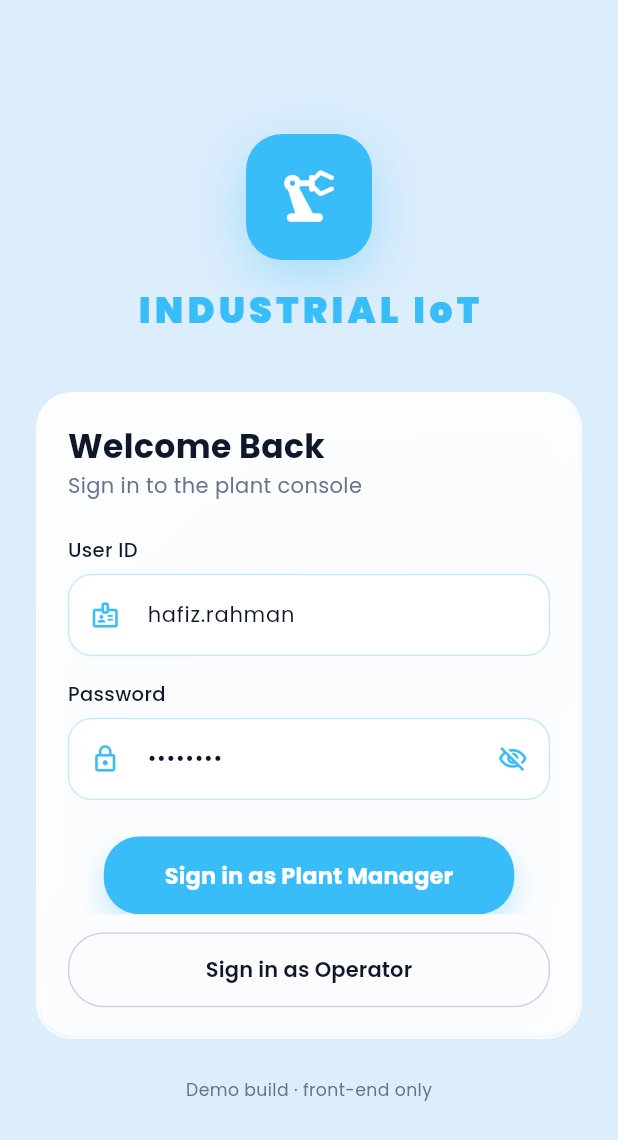
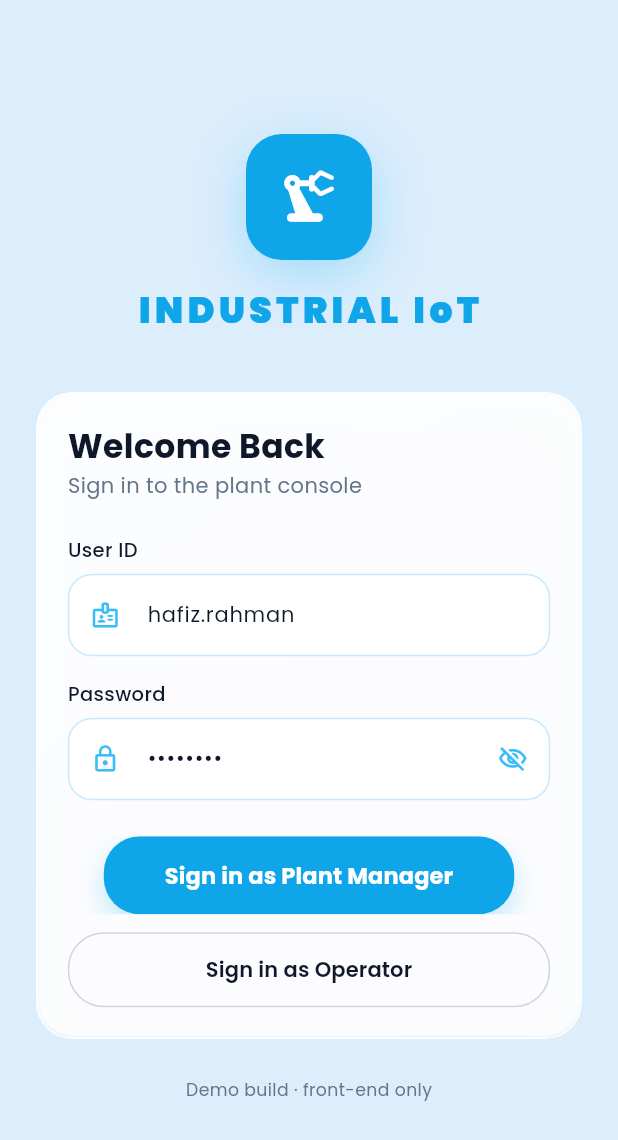
Before and after one commit to kautsarbaiq/Industrial-IoT-app, a Flutter app: the screen it shows after launch, on a phone screen of 412 x 824 dp. Shown: the top 1140 px of the screen. Run offline on Flutter 3.47's test engine with Material 3 defaults, Android fonts, the phone set to English and light mode, and no system bars; our stand-ins replace fl_chart, flutter_staggered_animations, google_fonts.

Commit message:
Refactor login screen to replace gradient backgrounds with a solid brand color for improved visual consistency

```diff
--- a/lib/screens/login_screen.dart
+++ b/lib/screens/login_screen.dart
@@ -50,11 +50,7 @@ class _LoginScreenState extends State<LoginScreen> {
                     height: 84,
                     decoration: BoxDecoration(
                       borderRadius: BorderRadius.circular(24),
-                      gradient: const LinearGradient(
-                        begin: Alignment.topLeft,
-                        end: Alignment.bottomRight,
-                        colors: [AppColors.cyan, AppColors.purple],
-                      ),
+                      color: AppColors.brandDeep,
                       boxShadow: [
                         BoxShadow(
                           color: AppColors.cyan.withOpacity(0.35),
@@ -69,7 +65,7 @@ class _LoginScreenState extends State<LoginScreen> {
                   const SizedBox(height: 16),
                   ShaderMask(
                     shaderCallback: (b) => const LinearGradient(
-                      colors: [AppColors.cyan, AppColors.purple],
+                      colors: [AppColors.brandDeep, AppColors.brandDeep],
                     ).createShader(b),
                     child: Text(
                       'INDUSTRIAL IoT',
@@ -207,8 +203,7 @@ class _LoginScreenState extends State<LoginScreen> {
         child: Ink(
           decoration: BoxDecoration(
             borderRadius: BorderRadius.circular(24),
-            gradient: const LinearGradient(
-                colors: [AppColors.cyan, AppColors.purple]),
+            color: AppColors.brandDeep,
             boxShadow: [
               BoxShadow(
                 color: AppColors.cyan.withOpacity(0.3),
```
